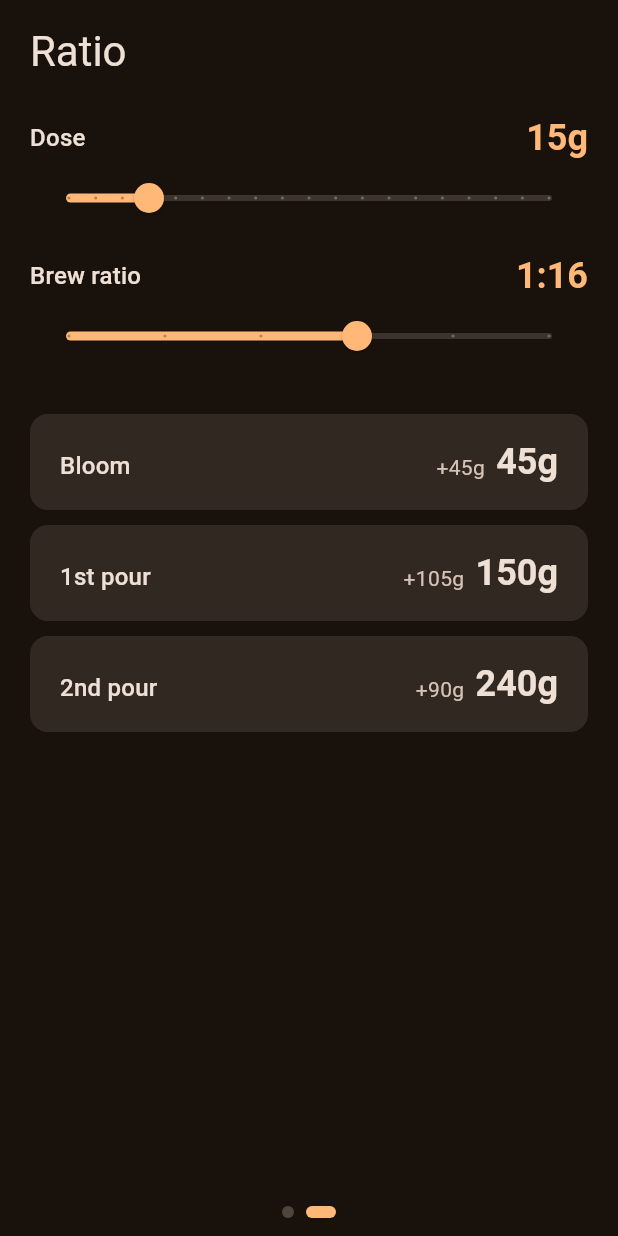
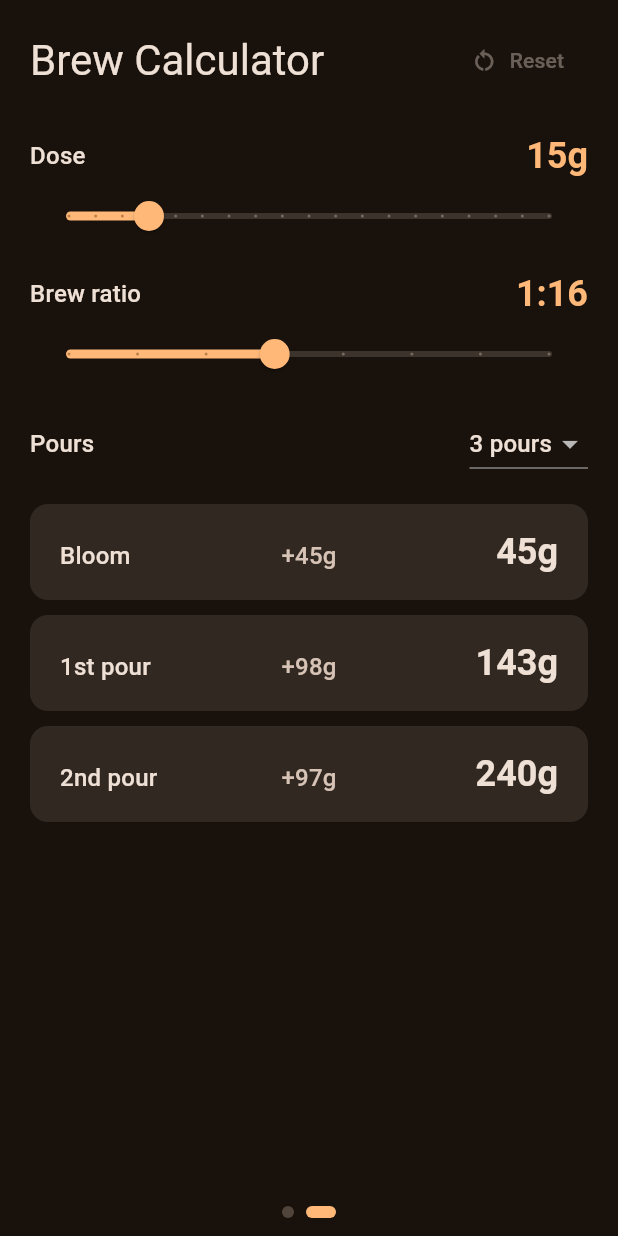
Before and after one commit to dtkujawski/coffee_calc, a Flutter app: the screen it shows after launch, swiped to page 2, on a phone screen of 412 x 824 dp. Run offline on Flutter 3.47's test engine with Material 3 defaults, Android fonts, the phone set to English and light mode, and no system bars; our stand-ins replace material_ui, shared_preferences.

Commit message:
Brew Calculator: 2/3 pour recipes, half-split 1st pour, 1:20, reset
1st pour now adds half of what's left after the bloom. Adds a 2-pour
recipe (Bloom, Pour), centers the per-pour amounts, extends the ratio to
1:20 and adds Reset. Rest Calculator drops the Set button and shortens the
still-frozen note to 'Frozen'.

Co-Authored-By: Claude Opus 5.5 <noreply@anthropic.com>
Claude-Session: https://claude.ai/code/session_01UzLbD4zD7ZmSr6iENtNbQF

```diff
--- a/lib/ratio_calc.dart
+++ b/lib/ratio_calc.dart
@@ -1,17 +1,31 @@
-/// Pour targets for the Ratio screen. All values are running scale totals.
+/// Pour targets for the Brew Calculator. All targets are running scale totals.
 library;
 
 const minDose = 12, maxDose = 30, defaultDose = 15;
-const minRatio = 13, maxRatio = 18, defaultRatio = 16;
+const minRatio = 13, maxRatio = 20, defaultRatio = 16;
+const pourCounts = [2, 3];
+const defaultPourCount = 3;
 
-class Pours {
-  final int bloom;
-  final int first;
-  final int second;
-  const Pours(this.bloom, this.first, this.second);
+class Pour {
+  final String label;
+  final int to;
+  final int add;
+  const Pour(this.label, this.to, this.add);
 }
 
-/// Bloom is 3x dose, the 1st pour adds 7x dose, and the 2nd pour tops up to
-/// dose x ratio.
-Pours pours(int dose, int ratio) =>
-    Pours(3 * dose, 10 * dose, dose * ratio);
+/// Bloom is 3x dose. With 3 pours the 1st pour adds half of what's left
+/// after the bloom and the 2nd tops up to dose x ratio. With 2 pours the
+/// single pour goes straight to dose x ratio.
+List<Pour> pours(int dose, int ratio, int count) {
+  final total = dose * ratio;
+  final bloom = 3 * dose;
+  if (count == 2) {
+    return [Pour('Bloom', bloom, bloom), Pour('Pour', total, total - bloom)];
+  }
+  final first = bloom + ((total - bloom) / 2).round();
+  return [
+    Pour('Bloom', bloom, bloom),
+    Pour('1st pour', first, first - bloom),
+    Pour('2nd pour', total, total - first),
+  ];
+}
--- a/lib/ratio_screen.dart
+++ b/lib/ratio_screen.dart
@@ -12,25 +12,52 @@ class RatioScreen extends StatefulWidget {
 }
 
 class _RatioScreenState extends State<RatioScreen> {
-  static const _doseKey = 'dose', _ratioKey = 'ratio';
+  static const _doseKey = 'dose', _ratioKey = 'ratio', _countKey = 'pourCount';
   late int _dose;
   late int _ratio;
+  late int _count;
 
   @override
   void initState() {
     super.initState();
     _dose = (widget.prefs.getInt(_doseKey) ?? defaultDose).clamp(minDose, maxDose);
     _ratio = (widget.prefs.getInt(_ratioKey) ?? defaultRatio).clamp(minRatio, maxRatio);
+    _count = widget.prefs.getInt(_countKey) ?? defaultPourCount;
+    if (!pourCounts.contains(_count)) _count = defaultPourCount;
+  }
+
+  bool get _isDefault =>
+      _dose == defaultDose && _ratio == defaultRatio && _count == defaultPourCount;
+
+  void _reset() {
+    setState(() {
+      _dose = defaultDose;
+      _ratio = defaultRatio;
+      _count = defaultPourCount;
+    });
+    widget.prefs
+      ..remove(_doseKey)
+      ..remove(_ratioKey)
+      ..remove(_countKey);
   }
 
   @override
   Widget build(BuildContext context) {
     final t = Theme.of(context).textTheme;
-    final p = pours(_dose, _ratio);
+    final p = pours(_dose, _ratio, _count);
     return ListView(
       padding: const EdgeInsets.fromLTRB(20, 16, 20, 16),
       children: [
-        Text('Ratio', style: t.headlineMedium),
+        Row(
+          children: [
+            Expanded(child: Text('Brew Calculator', style: t.headlineMedium)),
+            TextButton.icon(
+              onPressed: _isDefault ? null : _reset,
+              icon: const Icon(Icons.restart_alt),
+              label: const Text('Reset'),
+            ),
+          ],
+        ),
         const SizedBox(height: 24),
         _SliderRow(
           label: 'Dose',
@@ -62,10 +89,26 @@ class _RatioScreenState extends State<RatioScreen> {
             },
           ),
         ),
+        Row(
+          children: [
+            Expanded(child: Text('Pours', style: t.titleMedium)),
+            DropdownButton<int>(
+              value: _count,
+              borderRadius: BorderRadius.circular(12),
+              items: [
+                for (final c in pourCounts)
+                  DropdownMenuItem(value: c, child: Text('$c pours')),
+              ],
+              onChanged: (c) {
+                if (c == null) return;
+                setState(() => _count = c);
+                widget.prefs.setInt(_countKey, c);
+              },
+            ),
+          ],
+        ),
         const SizedBox(height: 16),
-        _PourRow(label: 'Bloom', to: p.bloom, add: p.bloom),
-        _PourRow(label: '1st pour', to: p.first, add: p.first - p.bloom),
-        _PourRow(label: '2nd pour', to: p.second, add: p.second - p.first),
+        for (final pour in p) _PourRow(label: pour.label, to: pour.to, add: pour.add),
       ],
     );
   }
@@ -123,10 +166,16 @@ class _PourRow extends StatelessWidget {
           textBaseline: TextBaseline.alphabetic,
           children: [
             Expanded(child: Text(label, style: t.titleMedium)),
-            Text('+${add}g  ',
-                style: t.bodyMedium?.copyWith(color: cs.onSurfaceVariant)),
-            Text('${to}g',
-                style: t.headlineSmall?.copyWith(fontWeight: FontWeight.w600)),
+            Expanded(
+              child: Text('+${add}g',
+                  textAlign: TextAlign.center,
+                  style: t.titleMedium?.copyWith(color: cs.onSurfaceVariant)),
+            ),
+            Expanded(
+              child: Text('${to}g',
+                  textAlign: TextAlign.right,
+                  style: t.headlineSmall?.copyWith(fontWeight: FontWeight.w600)),
+            ),
           ],
         ),
       ),
```
Also changed, not shown: lib/date_screen.dart (+3 -9 lines), 2 other files.
